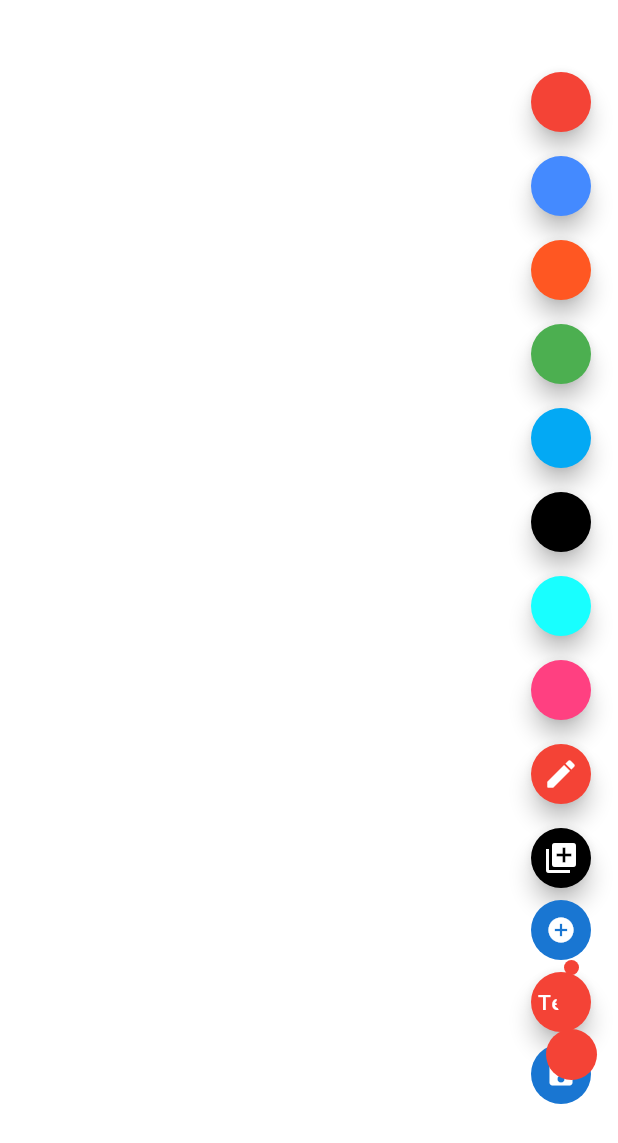
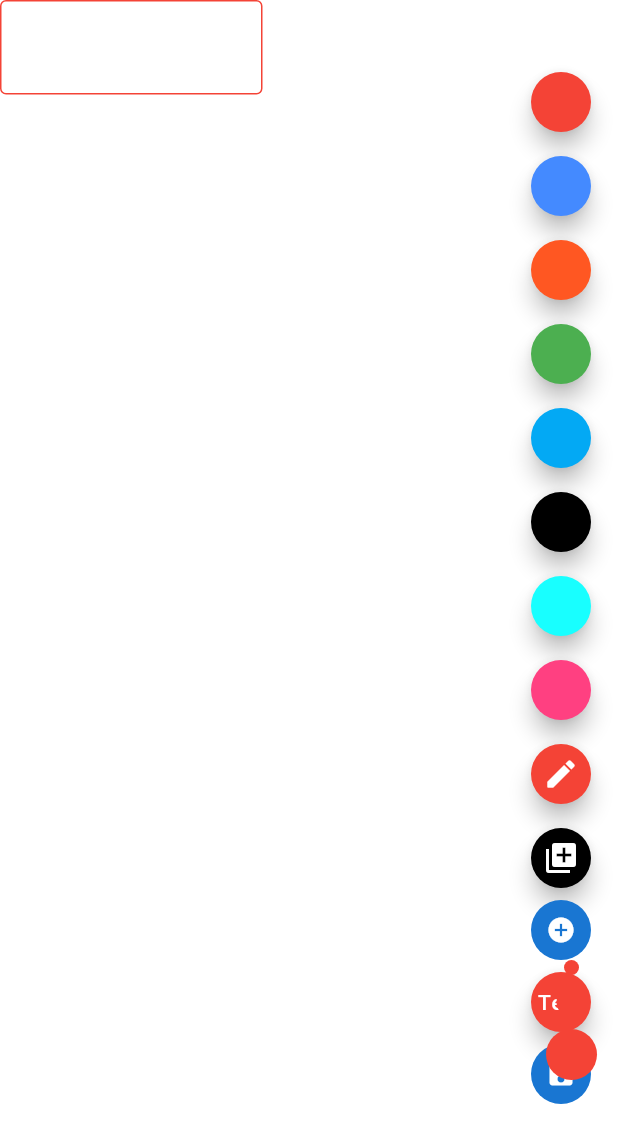
Before and after one commit to JosephSafouri/OXO-2123, a Flutter app: the screen it shows after launch, on a phone screen of 412 x 824 dp. Shown: the top 1143 px of the screen. Run offline on Flutter 3.47's test engine with Material 2 defaults, Android fonts, the light colour scheme and no system bars; drawn by our look-alikes of screenshot; our stand-ins replace image_gallery_saver, image_picker.

Commit message:
Make the textbox draggable

```diff
--- a/flutter-app/flutter_drawing_app/starter/lib/drawing_page.dart
+++ b/flutter-app/flutter_drawing_app/starter/lib/drawing_page.dart
@@ -26,6 +26,7 @@ class DrawingPage extends StatefulWidget {
   @override
   _DrawingPageState createState() => _DrawingPageState();
 }
+
 /*
 * This renders the canvas to have the drawing state containing
 * the toolbar with all the types of colors in the list,
@@ -57,8 +58,10 @@ class _DrawingPageState extends State<DrawingPage> {
     Colors.pinkAccent
   ];
 
-  StreamController<List<DrawnLine>> linesStreamController = StreamController<List<DrawnLine>>.broadcast();
-  StreamController<DrawnLine> currentLineStreamController = StreamController<DrawnLine>.broadcast();
+  StreamController<List<DrawnLine>> linesStreamController =
+      StreamController<List<DrawnLine>>.broadcast();
+  StreamController<DrawnLine> currentLineStreamController =
+      StreamController<DrawnLine>.broadcast();
   /*
   * This will allow the user to be able to save
   * the image that is being displayed whether there
@@ -70,15 +73,14 @@ class _DrawingPageState extends State<DrawingPage> {
   Future<void> save() async {
     // TODO
     print("User saved the image");
-    await screenshotController.capture().then((image) => {
-      _image = image!
-    });
-    final saved = await ImageGallerySaver.saveImage(
+    await screenshotController.capture().then((image) => {_image = image!});
+    await ImageGallerySaver.saveImage(
       _image,
       quality: 100,
       name: DateTime.now().toIso8601String(),
     );
   }
+
   /*
   * This will let the user clear the page of all notations
   * if it the canvas was modified in a way they do not like.
@@ -89,6 +91,7 @@ class _DrawingPageState extends State<DrawingPage> {
       line = DrawnLine([], Colors.white, 0, LineType.free_draw);
     });
   }
+
   /*
   * This allows the user to pick an image file type
   * and set it as the canvas background to allow them
@@ -97,13 +100,13 @@ class _DrawingPageState extends State<DrawingPage> {
   Future pickImage() async {
     try {
       final image = await ImagePicker().pickImage(source: ImageSource.gallery);
-        if(image == null) {
+      if (image == null) {
         return;
       }
       final imageTemp = File(image.path);
 
       setState(() => this.displayImage = imageTemp);
-      } on PlatformException catch(e) {
+    } on PlatformException catch (e) {
       print('Failed to pick image: $e');
     }
   }
@@ -122,10 +125,12 @@ class _DrawingPageState extends State<DrawingPage> {
     final point = box.globalToLocal(details.globalPosition);
 
     if (state == Status.free_draw || state == Status.line_drawing) {
-      line = DrawnLine([point], selectedColor, selectedWidth, state == Status.free_draw ? LineType.free_draw : LineType.straight);
+      line = DrawnLine([point], selectedColor, selectedWidth,
+          state == Status.free_draw ? LineType.free_draw : LineType.straight);
       currentLineStreamController.add(line);
     }
   }
+
   /*
  * This method does a similar thing to the previous method
  * but has a variable that contains a list of points that
@@ -158,6 +163,7 @@ class _DrawingPageState extends State<DrawingPage> {
       currentLineStreamController.add(line);
     }
   }
+
   /*
  * This method tells the system when the user has let go of the
  * drawing something on the canvas and adds it to the list of lines.
@@ -169,6 +175,7 @@ class _DrawingPageState extends State<DrawingPage> {
       linesStreamController.add(lines);
     }
   }
+
   /*
   This method begins adding the text field on an X-ray image.
   */
@@ -192,16 +199,14 @@ class _DrawingPageState extends State<DrawingPage> {
           color: Colors.transparent,
           width: MediaQuery.of(context).size.width * 0.95,
           height: MediaQuery.of(context).size.height,
-          child: StreamBuilder<DrawnLine> (
+          child: StreamBuilder<DrawnLine>(
               stream: currentLineStreamController.stream,
               builder: (context, snapshot) {
                 return CustomPaint(
                     painter: Sketcher(
                   lines: [line],
-                  )
-                );
-              }
-          ),
+                ));
+              }),
         ),
       ),
     );
@@ -237,8 +242,7 @@ class _DrawingPageState extends State<DrawingPage> {
             buildStrokeButton(10.0),
             buildStrokeButton(17.0),
           ],
-      )
-    );
+        ));
   }
 
   //TODO: Make Stroke width expand horizontally not vertically
@@ -255,7 +259,13 @@ class _DrawingPageState extends State<DrawingPage> {
         child: Container(
           width: strokeWidth * 2,
           height: strokeWidth * 2,
-          decoration: BoxDecoration(color: selectedColor, borderRadius: BorderRadius.circular(20.0), border: Border.all(style: strokeWidthIsClicked ? BorderStyle.solid : BorderStyle.none)),
+          decoration: BoxDecoration(
+              color: selectedColor,
+              borderRadius: BorderRadius.circular(20.0),
+              border: Border.all(
+                  style: strokeWidthIsClicked
+                      ? BorderStyle.solid
+                      : BorderStyle.none)),
         ),
       ),
     );
@@ -270,7 +280,11 @@ class _DrawingPageState extends State<DrawingPage> {
         mainAxisAlignment: MainAxisAlignment.start,
         children: [
           for (Color color in toolbarColors) buildColorButton(color),
-          buildLineButton(), buildUploadButton(), buildPointButton(), buildTextFieldButton(), buildSaveButton()
+          buildLineButton(),
+          buildUploadButton(),
+          buildPointButton(),
+          buildTextFieldButton(),
+          buildSaveButton()
         ],
       ),
     );
@@ -282,7 +296,7 @@ class _DrawingPageState extends State<DrawingPage> {
       child: FloatingActionButton(
         mini: true,
         backgroundColor: selectedColor,
-        child:Icon(Icons.create_rounded),
+        child: Icon(Icons.create_rounded),
         onPressed: () {
           setState(() {
             if (displayImage != null) {
@@ -293,6 +307,7 @@ class _DrawingPageState extends State<DrawingPage> {
       ),
     );
   }
+
 /*
   This is the button widget for the upload image feature.
   It is added on the tool bar.
@@ -303,35 +318,56 @@ Widget buildUploadButton() {
         child: FloatingActionButton(
             mini: true,
             backgroundColor: Colors.black,
-        child:Icon(Icons.add_to_photos),
+            child: Icon(Icons.add_to_photos),
             onPressed: () {
               pickImage();
+            }));
   }
+
+  Offset offset = Offset.zero;
+
+  Widget textBox() {
+    return Positioned(
+        left: offset.dx,
+        top: offset.dy,
+        child: GestureDetector(
+          onPanUpdate: (details) {
+            setState(() {
+              offset = Offset(
+                  offset.dx + details.delta.dx, offset.dy + details.delta.dy);
+              }
+            );
+          },
+          child: buildTextBox(),
+
         ));
+
   }
-  bool dis = false;
+
+  bool dis = true;
   /*
   This i
   */
-  Widget textBox() {
+  Widget buildTextBox() {
     return Visibility(
       visible: dis,
-          child: Center (
-            child: const SizedBox(
+      child: Center(
+        child: SizedBox(
           width: 175.0,
+          height: 2000.0,
           child: TextField(
-                style: TextStyle(fontSize: 20, color: Colors.red, fontWeight: FontWeight.bold),
-                decoration: InputDecoration (
-                  labelText: "Add Text",
+              style: TextStyle(
+                  fontSize: 20, color: selectedColor, fontWeight: FontWeight.bold),
+              decoration: InputDecoration(
                 enabledBorder: const OutlineInputBorder(
-                      borderSide: const BorderSide(color: Colors.red, width: 5.0),
+                  borderSide: const BorderSide(color: Colors.red, width: 1.0),
                 ),
-                )
-             ),
+              )),
         ),
       ),
     );
   }
+
   /*
   This is the button widget for the text field feature.
   It is added on the tool bar.
@@ -358,18 +394,32 @@ Widget buildUploadButton() {
         builder: (context, snapshot) {
           return Container(
               width: MediaQuery.of(context).size.width * 0.95,
-          child : Stack(
-          children: [for (line in lines)
+              child: Stack(
+                children: [
+                  for (line in lines)
                     if (line.lineType == LineType.straight)
-              Container(child:Positioned.fill(left: (line.path[0].dx+line.path[line.path.length-1].dx).abs()/2, top: (line.path[0].dy+line.path[line.path.length-1].dy).abs()/2, child: Text(findMeasurement(line.path[0], line.path[line.path.length-1]).toString())))
+                      Container(
+                          child: Positioned.fill(
+                              left: (line.path[0].dx +
+                                          line.path[line.path.length - 1].dx)
+                                      .abs() /
+                                  2,
+                              top: (line.path[0].dy +
+                                          line.path[line.path.length - 1].dy)
+                                      .abs() /
+                                  2,
+                              child: Text(
+                                findMeasurement(line.path[0],
+                                        line.path[line.path.length - 1])
+                                    .toString(),
+                                style: new TextStyle(color: Colors.white),
+                              )))
                 ],
-        )
-      );
+              ));
         });
   }
 
   Widget buildCurrentMeasurementView(BuildContext context) {
-    var random = Random();
     return StreamBuilder(
         stream: currentLineStreamController.stream,
         builder: (context, snapshot) {
@@ -378,15 +428,28 @@ Widget buildUploadButton() {
               child: Stack(
                 children: [
                   if (line.lineType == LineType.straight)
-                  Container(child:Positioned.fill(left: (line.path[0].dx+line.path[line.path.length-1].dx).abs()/2, top: (line.path[0].dy+line.path[line.path.length-1].dy).abs()/2, child: Text(findMeasurement(line.path[0], line.path[line.path.length-1]).toString())))
+                    Container(
+                        child: Positioned.fill(
+                            left: (line.path[0].dx +
+                                        line.path[line.path.length - 1].dx)
+                                    .abs() /
+                                2,
+                            top: (line.path[0].dy +
+                                        line.path[line.path.length - 1].dy)
+                                    .abs() /
+                                2,
+                            child: Text(findMeasurement(line.path[0],
+                                    line.path[line.path.length - 1])
+                                .toString(),
+                            style: new TextStyle(color: Colors.white),)))
                 ],
-            )
-          );
+              ));
         });
   }
 
   double findMeasurement(Offset first, Offset second) {
-    double distance = sqrt(pow(first.dx - second.dx, 2) + pow(first.dy - second.dy, 2));
+    double distance =
+        sqrt(pow(first.dx - second.dx, 2) + pow(first.dy - second.dy, 2));
     return distance;
   }
 
@@ -401,10 +464,8 @@ Widget buildUploadButton() {
           setState(() {
             // No drawing until an image is selected
             //TODO: Display a popup telling the user to upload an image if drawing is attempted.
-            if (displayImage != null) {
             state = Status.free_draw;
             selectedColor = color;
-            }
           });
         },
       ),
@@ -441,32 +502,22 @@ Widget buildUploadButton() {
     if (displayImage != null) {
       if (kIsWeb) {
         return Container(
-        width: 0.95 * width, //setting picture to take up 95 percent of the screen to leave room for the toolbar
-        child:
-        Image.network(
-            displayImage!.path,
-            fit: BoxFit.fill
-          )
-      );
+            width: 0.95 *
+                width, //setting picture to take up 95 percent of the screen to leave room for the toolbar
+            child: Image.network(displayImage!.path, fit: BoxFit.fill));
       } else {
         return Container(
             width: 0.95 * width,
-        child:
-        Image.file(
-            displayImage!,
-            fit: BoxFit.fill
-          )
-      );
+            child: Image.file(displayImage!, fit: BoxFit.fill));
       }
     }
     return Container(
-      decoration: BoxDecoration(
-        color: Colors.white
-      ),
+      decoration: BoxDecoration(color: Colors.white),
       width: width,
       height: height,
     );
   }
+
   /*
     * TODO: Unfinished skeleton of the point button.
     */
@@ -491,10 +542,8 @@ Widget buildUploadButton() {
       backgroundColor: Colors.white10,
       body: Stack(
         children: <Widget>[
-
           Screenshot(
               child: Stack(
-
                 children: [
                   determineDisplayContent(_width, _height),
                   buildMeasurementView(context),
@@ -503,9 +552,9 @@ Widget buildUploadButton() {
                   buildCurrentPath(context)
                 ],
               ),
-              controller: screenshotController
-          ),
-          Positioned(child: Container(
+              controller: screenshotController),
+          Positioned(
+            child: Container(
               color: Colors.white,
               alignment: Alignment.centerRight,
             ),
```
Lines whose indentation alone changed are shown as unchanged.
